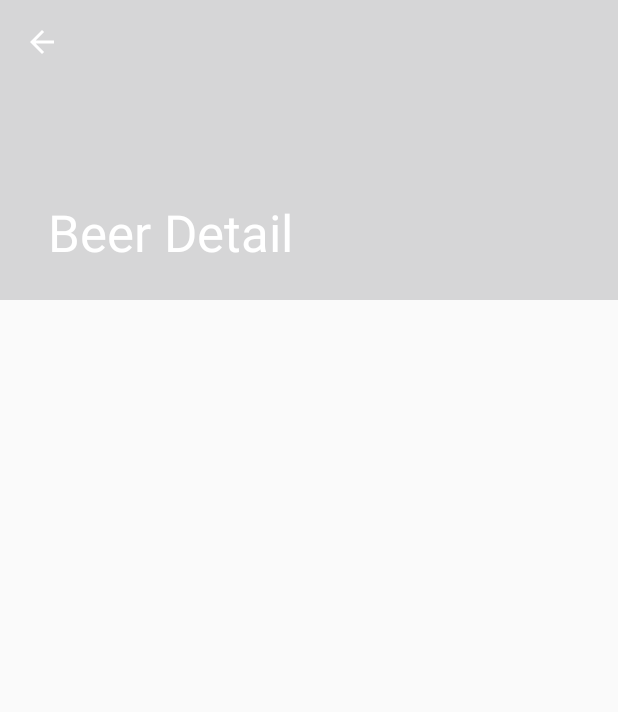
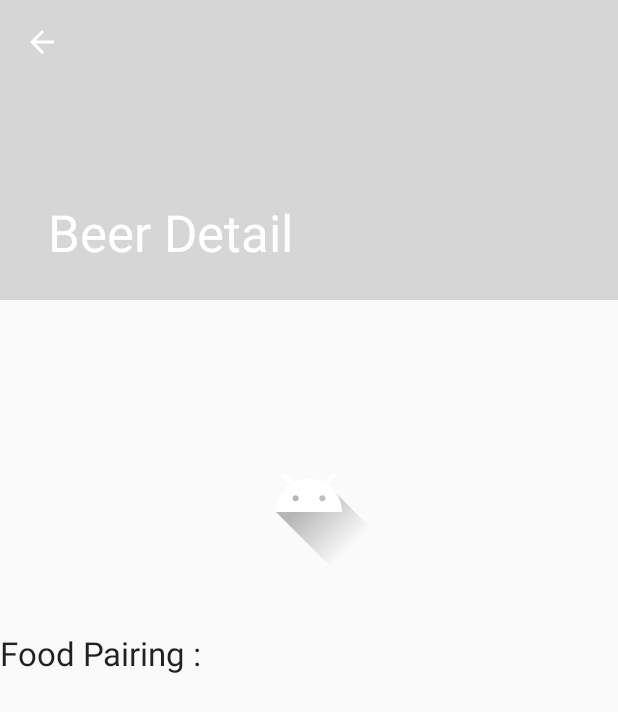
Before and after one commit to maxpo69/Polytech-2017-5A-alternance-GAUTHIER_POMMEL, an Android app: the BeerDetailFragment screen opened directly, with no data from a screen before it, on a phone screen of 412 x 824 dp. Shown: the top 712 px of the screen. Run offline under Robolectric (Android 15) with nearby library versions, the phone set to English and light mode, and no system bars; 1 statement that could not run was skipped.

Commit message:
dl beer picture & show & improve beer details

```diff
--- a/app/src/main/java/com/example/epulapp/beersapplication/dummy/DummyContent.java
+++ b/app/src/main/java/com/example/epulapp/beersapplication/dummy/DummyContent.java
@@ -1,5 +1,6 @@
 package com.example.epulapp.beersapplication.dummy;
 
+import android.graphics.Bitmap;
 import android.util.Log;
 
 import com.example.epulapp.beersapplication.BiereAPI;
--- a/app/src/main/res/layout/beer_detail.xml
+++ b/app/src/main/res/layout/beer_detail.xml
@@ -1,9 +1,38 @@
-<TextView xmlns:android="http://schemas.android.com/apk/res/android"
-    xmlns:tools="http://schemas.android.com/tools"
-    android:id="@+id/beer_detail"
-    style="?android:attr/textAppearanceLarge"
+
+<LinearLayout xmlns:android="http://schemas.android.com/apk/res/android"
     android:layout_width="match_parent"
     android:layout_height="match_parent"
-    android:padding="16dp"
-    android:textIsSelectable="true"
-    tools:context="com.example.epulapp.beersapplication.BeerDetailFragment" />
+    android:orientation="vertical">
+
+    <TextView
+        xmlns:tools="http://schemas.android.com/tools"
+        android:id="@+id/beer_detail"
+        style="?android:attr/textAppearanceLarge"
+        android:layout_width="match_parent"
+        android:layout_height="wrap_content"
+        android:padding="16dp"
+        android:textIsSelectable="true"
+        tools:context="com.example.epulapp.beersapplication.BeerDetailFragment" />
+
+    <ImageView
+        android:id="@+id/image"
+        android:src="@drawable/ic_launcher_foreground"
+        android:layout_width="match_parent"
+        android:layout_height="match_parent"
+        android:layout_margin="@dimen/text_margin"
+        android:textAppearance="?attr/textAppearanceListItem" />
+    <TextView
+        android:id="@+id/beer_alc"
+        android:layout_width="wrap_content"
+        android:layout_height="wrap_content"
+        android:layout_gravity="center"/>
+    <TextView
+        style="?android:attr/textAppearanceLarge"
+        android:text="@string/foodpairing"
+        android:layout_width="wrap_content"
+        android:layout_height="wrap_content"/>
+    <TextView
+        android:id="@+id/foodpairing"
+        android:layout_width="wrap_content"
+        android:layout_height="wrap_content"/>
+</LinearLayout>
--- a/app/src/main/res/layout/beer_list_content.xml
+++ b/app/src/main/res/layout/beer_list_content.xml
@@ -6,10 +6,10 @@
 
 
     <ImageView
-        android:id="@+id/image_url"
+        android:id="@+id/image"
         android:src="@drawable/ic_launcher_foreground"
-        android:layout_width="wrap_content"
-        android:layout_height="wrap_content"
+        android:layout_width="100dp"
+        android:layout_height="100dp"
         android:layout_margin="@dimen/text_margin"
         android:textAppearance="?attr/textAppearanceListItem" />
 <LinearLayout
--- a/app/src/main/res/values/strings.xml
+++ b/app/src/main/res/values/strings.xml
@@ -1,4 +1,5 @@
 <resources>
     <string name="app_name">Beers Application</string>
     <string name="title_beer_detail">Beer Detail</string>
+    <string name="foodpairing">Food Pairing : </string>
 </resources>
```
Also changed, not shown: app/src/main/java/com/example/epulapp/beersapplication/BeerDetailFragment.java (+7 -0 lines), app/src/main/java/com/example/epulapp/beersapplication/BeerListActivity.java (+24 -5 lines), app/src/main/java/com/example/epulapp/beersapplication/DownloadImage.java (added, +52 -0 lines), app/src/main/java/com/example/epulapp/beersapplication/Model/Beer.java (+12 -0 lines), 2 other files.
